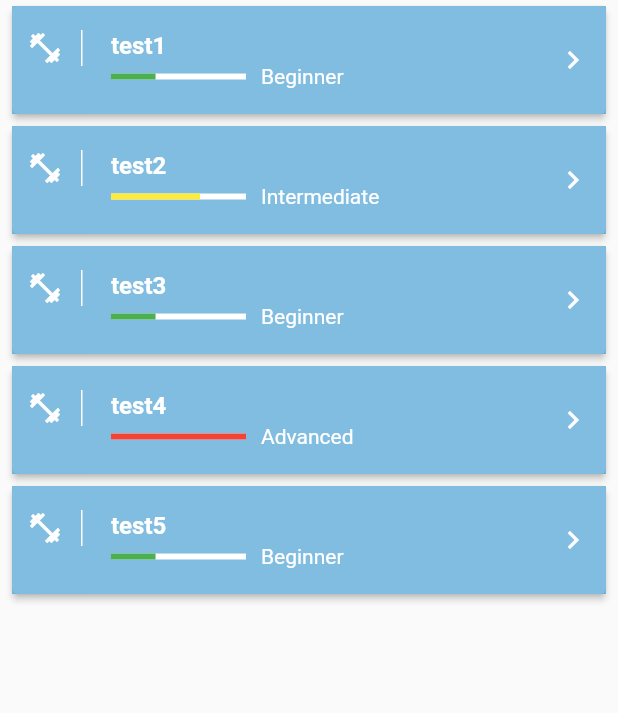
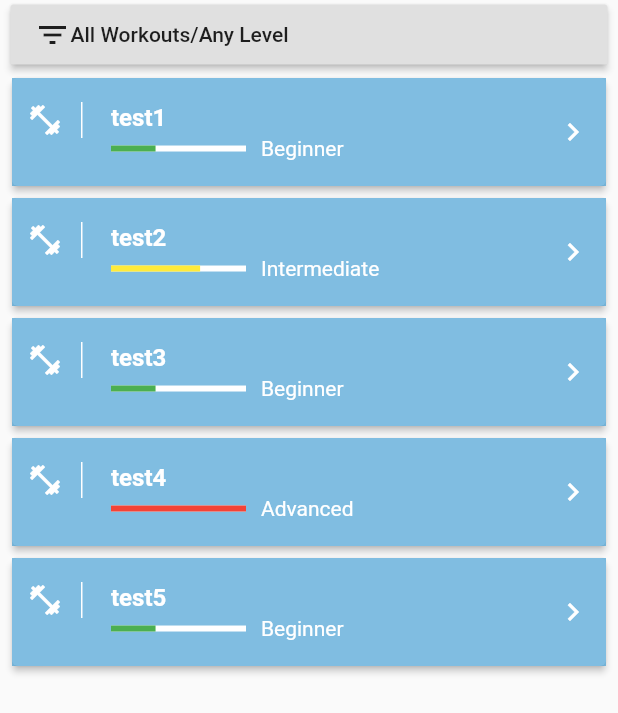
Before and after one commit to DaniilPavlov/Workouts, a Flutter app: the WorkoutsList widget shown alone on an empty page, opened directly, on a phone screen of 412 x 824 dp. Shown: the top 713 px of the screen. Run offline on Flutter 3.47's test engine with Material 2 defaults, Android fonts, the phone set to English and light mode, and no system bars; our stand-ins replace curved_navigation_bar, firebase_auth, fluttertoast; accounts and stored records are empty.

Commit message:
BottomNavigationBar, MyPage (empty) + SearchPage (template with filter),

```diff
--- /dev/null
+++ b/lib/components/my-workouts.dart
@@ -0,0 +1,9 @@
+import 'package:flutter/material.dart';
+
+class MyWorkouts extends StatelessWidget {
+  @override
+  Widget build(BuildContext context) {
+    return Container(
+        child: Text("TO DO"));
+  }
+}
--- /dev/null
+++ b/lib/components/workouts-list.dart
@@ -0,0 +1,206 @@
+import 'package:flutter/material.dart';
+import 'package:workouts/models/workout.dart';
+import 'package:workouts/pages/home.dart';
+
+class WorkoutsList extends StatefulWidget {
+  @override
+  _WorkoutsListState createState() => _WorkoutsListState();
+}
+
+class _WorkoutsListState extends State<WorkoutsList> {
+  @override
+  void initState() {
+    clearFilter();
+    super.initState();
+  }
+
+  final workouts = <Workout>[
+    Workout(
+        title: 'test1', author: 'kek1', description: 'smth', level: 'Beginner'),
+    Workout(
+        title: 'test2',
+        author: 'kek1',
+        description: 'smth',
+        level: 'Intermediate'),
+    Workout(
+        title: 'test3', author: 'kek2', description: 'smth', level: 'Beginner'),
+    Workout(
+        title: 'test4', author: 'kek1', description: 'smth', level: 'Advanced'),
+    Workout(
+        title: 'test5', author: 'kek3', description: 'smth', level: 'Beginner'),
+  ];
+
+  var filterMy = false;
+  var filterTitle = "";
+  var filterTitleController = TextEditingController();
+  var filterLevel = "Any Level";
+  var filterContent = "";
+  var filterHeight = 0.0;
+
+  List<Workout> applyFilter() {
+    setState(() {
+      filterContent = filterMy ? "My Workouts" : "All Workouts";
+      filterContent += "/" + filterLevel;
+      if (filterTitle.isNotEmpty) filterContent += "/" + filterTitle;
+      filterHeight = 0;
+    });
+    var list = workouts;
+    return list;
+  }
+
+  List<Workout> clearFilter() {
+    setState(() {
+      filterContent = "All Workouts/Any Level";
+      filterMy = false;
+      filterTitle = "";
+      filterLevel = "Any Level";
+      filterTitleController.clear();
+      filterHeight = 0;
+    });
+    var list = workouts;
+    return list;
+  }
+
+  @override
+  Widget build(BuildContext context) {
+    var workoutsList = Expanded(
+        child: ListView.builder(
+            itemCount: workouts.length,
+            itemBuilder: (context, i) {
+              return Card(
+                elevation: 2,
+                margin: EdgeInsets.symmetric(horizontal: 8, vertical: 4),
+                child: Container(
+                    decoration: BoxDecoration(
+                      color: Color.fromRGBO(73, 161, 212, 0.7),
+                    ),
+                    child: ListTile(
+                      contentPadding: EdgeInsets.symmetric(horizontal: 10),
+                      leading: Container(
+                        padding: EdgeInsets.only(right: 12),
+                        child: Icon(
+                          Icons.fitness_center,
+                          color: Theme.of(context).textTheme.title.color,
+                        ),
+                        decoration: BoxDecoration(
+                            border: Border(
+                                right:
+                                    BorderSide(width: 1, color: Colors.white))),
+                      ),
+                      title: Text(
+                        workouts[i].title,
+                        style: TextStyle(
+                            color: Theme.of(context).textTheme.title.color,
+                            fontWeight: FontWeight.bold),
+                      ),
+                      trailing: Icon(
+                        Icons.keyboard_arrow_right,
+                        color: Theme.of(context).textTheme.title.color,
+                      ),
+                      subtitle: subtitle(context, workouts[i]),
+                    )),
+              );
+            }));
+
+    var filterSection = Container(
+      margin: EdgeInsets.only(top: 3, left: 7, right: 7, bottom: 5),
+      decoration: BoxDecoration(color: Colors.white54),
+      height: 40,
+      child: RaisedButton(
+        child: Row(
+          children: <Widget>[
+            Icon(Icons.filter_list),
+            Text(
+              filterContent,
+              style: TextStyle(),
+              overflow: TextOverflow.ellipsis,
+            )
+          ],
+        ),
+        onPressed: () {
+          setState(() {
+            filterHeight = (filterHeight == 0 ? 280 : 0);
+          });
+        },
+      ),
+    );
+
+    var levelMenu = <String>[
+      "Any Level",
+      "Beginner",
+      "Intermediate",
+      "Advanced"
+    ].map((String value) {
+      return DropdownMenuItem<String>(
+        value: value,
+        child: Text(value),
+      );
+    }).toList();
+
+    var filterForm = AnimatedContainer(
+        margin: EdgeInsets.symmetric(vertical: 0.0, horizontal: 7),
+        child: Card(
+          child: Padding(
+            padding: const EdgeInsets.all(8),
+            child: Column(
+              children: [
+                SwitchListTile(
+                  title: const Text("Only my workouts"),
+                  value: filterMy,
+                  onChanged: (bool val) => setState(() => filterMy = val),
+                ),
+                DropdownButtonFormField<String>(
+                  decoration: InputDecoration(labelText: "Level"),
+                  items: levelMenu,
+                  value: filterLevel,
+                  onChanged: (String val) => setState(() => filterLevel = val),
+                ),
+                TextFormField(
+                  controller: filterTitleController,
+                  decoration: InputDecoration(labelText: "Title"),
+                  onChanged: (String val) => setState(() => filterTitle = val),
+                ),
+                Row(
+                  children: <Widget>[
+                    Expanded(
+                      flex: 1,
+                      child: RaisedButton(
+                        onPressed: () {
+                          applyFilter();
+                        },
+                        child: Text("Apply",
+                            style: TextStyle(color: Colors.white)),
+                        color: Theme.of(context).primaryColor,
+                      ),
+                    ),
+                    SizedBox(width: 10),
+                    Expanded(
+                      flex: 1,
+                      child: RaisedButton(
+                        onPressed: () {
+                          clearFilter();
+                        },
+                        child: Text("Clear",
+                            style: TextStyle(color: Colors.white)),
+                        color: Colors.red,
+                      ),
+                    )
+                  ],
+                )
+              ],
+            ),
+          ),
+        ),
+        duration: Duration(milliseconds: 500),
+        curve: Curves.fastOutSlowIn,
+        height: filterHeight);
+
+    return Column(
+      children: <Widget>[
+        filterSection,
+        filterForm,
+        workoutsList,
+      ],
+    );
+  }
+}
--- a/lib/pages/home.dart
+++ b/lib/pages/home.dart
@@ -1,15 +1,39 @@
+import 'package:curved_navigation_bar/curved_navigation_bar.dart';
 import 'package:flutter/material.dart';
+import 'package:workouts/components/my-workouts.dart';
+import 'package:workouts/components/workouts-list.dart';
 import 'package:workouts/models/workout.dart';
 import 'package:workouts/services/auth.dart';
 
-class HomePage extends StatelessWidget {
+class HomePage extends StatefulWidget {
+  @override
+  _HomePageState createState() => _HomePageState();
+}
+
+class _HomePageState extends State<HomePage> {
+  int bottomSection = 0;
+
   @override
   Widget build(BuildContext context) {
+    var navigationBar = CurvedNavigationBar(
+      items: const <Widget>[Icon(Icons.fitness_center), Icon(Icons.search)],
+      index: 0,
+      height: 50,
+      color: Colors.white54,
+      buttonBackgroundColor: Colors.white,
+      backgroundColor: Colors.white54,
+      animationCurve: Curves.fastOutSlowIn,
+      animationDuration: Duration(milliseconds: 500),
+      onTap: (int index) {
+        setState(() => bottomSection = index);
+      },
+    );
     return Container(
       child: Scaffold(
         backgroundColor: Theme.of(context).primaryColor,
         appBar: AppBar(
-          title: Text("Workouts"),
+          title: Text(
+              "Workouts //" + (bottomSection == 0 ? " My Page" : " Search")),
           leading: Icon(Icons.fitness_center),
           actions: <Widget>[
             FlatButton.icon(
@@ -20,70 +44,9 @@ class HomePage extends StatelessWidget {
                 label: SizedBox.shrink())
           ],
         ),
-        body: WorkoutsList(),
+        body: bottomSection == 0 ? MyWorkouts() : WorkoutsList(),
+        bottomNavigationBar: navigationBar,
       ),
-    );
-  }
-}
-
-class WorkoutsList extends StatelessWidget {
-  final workouts = <Workout>[
-    Workout(
-        title: 'test1', author: 'kek1', description: 'smth', level: 'Beginner'),
-    Workout(
-        title: 'test2',
-        author: 'kek1',
-        description: 'smth',
-        level: 'Intermediate'),
-    Workout(
-        title: 'test3', author: 'kek2', description: 'smth', level: 'Beginner'),
-    Workout(
-        title: 'test4', author: 'kek1', description: 'smth', level: 'Advanced'),
-    Workout(
-        title: 'test5', author: 'kek3', description: 'smth', level: 'Beginner'),
-  ];
-
-  @override
-  Widget build(BuildContext context) {
-    return Container(
-      child: Container(
-          child: ListView.builder(
-              itemCount: workouts.length,
-              itemBuilder: (context, i) {
-                return Card(
-                  elevation: 2,
-                  margin: EdgeInsets.symmetric(horizontal: 8, vertical: 4),
-                  child: Container(
-                      decoration: BoxDecoration(
-                        color: Color.fromRGBO(73, 161, 212, 0.7),
-                      ),
-                      child: ListTile(
-                        contentPadding: EdgeInsets.symmetric(horizontal: 10),
-                        leading: Container(
-                          padding: EdgeInsets.only(right: 12),
-                          child: Icon(
-                            Icons.fitness_center,
-                            color: Theme.of(context).textTheme.title.color,
-                          ),
-                          decoration: BoxDecoration(
-                              border: Border(
-                                  right: BorderSide(
-                                      width: 1, color: Colors.white))),
-                        ),
-                        title: Text(
-                          workouts[i].title,
-                          style: TextStyle(
-                              color: Theme.of(context).textTheme.title.color,
-                              fontWeight: FontWeight.bold),
-                        ),
-                        trailing: Icon(
-                          Icons.keyboard_arrow_right,
-                          color: Theme.of(context).textTheme.title.color,
-                        ),
-                        subtitle: subtitle(context, workouts[i]),
-                      )),
-                );
-              })),
     );
   }
 }
--- a/pubspec.yaml
+++ b/pubspec.yaml
@@ -32,6 +32,7 @@ dependencies:
   cloud_firestore: ^0.13.7
   provider: ^4.3.1
   fluttertoast: ^7.0.1+1
+  curved_navigation_bar: ^0.3.3
 
 dev_dependencies:
   flutter_test:
```
Also changed, not shown: pubspec.lock.
